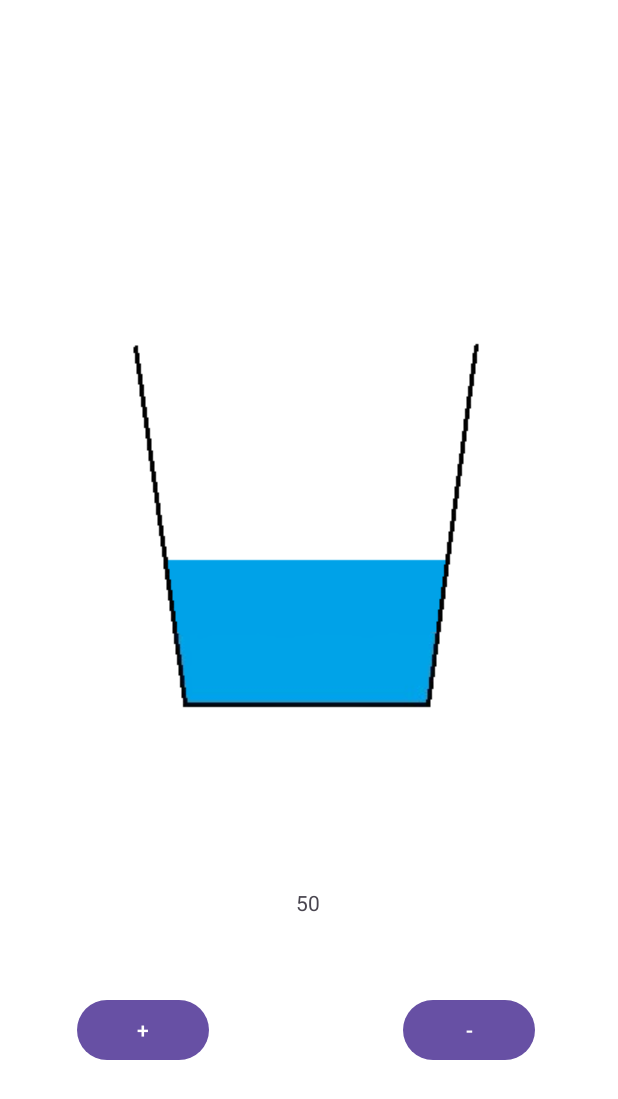
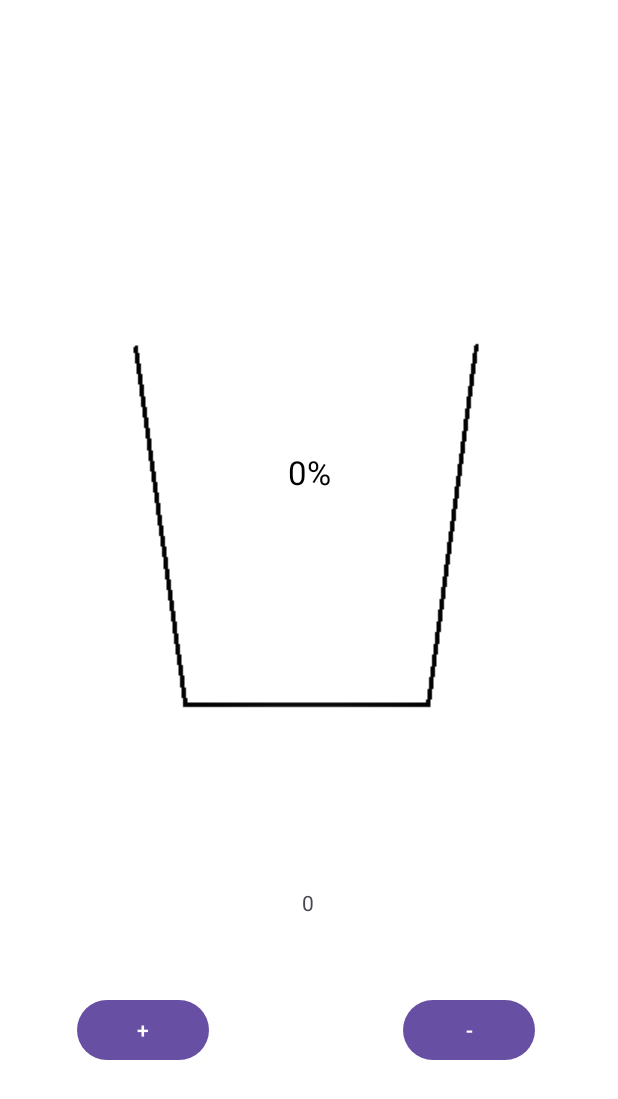
Before and after one commit to Ezuchu/DemoTanque, an Android app: the screen it shows after launch (MainActivity), on a phone screen of 412 x 824 dp. Shown: the top 1099 px of the screen. Run offline under Robolectric (Android 15) with nearby library versions, the phone set to English and light mode, and no system bars.

Commit message:
Funcionalidad de subida y bajada de nivel

```diff
--- a/app/src/main/java/com/example/demotanque/MainActivity.kt
+++ b/app/src/main/java/com/example/demotanque/MainActivity.kt
@@ -11,12 +11,16 @@ import androidx.core.view.WindowInsetsCompat
 
 class MainActivity : AppCompatActivity() {
 
-    private var litrosAct : Int = 50
+    private var litrosAct : Int = 0
+    private var max : Int = 100
+    private var por : Int = 0
 
     private lateinit var obtn1 : Button
     private lateinit var obtn2 : Button
     private lateinit var olts : TextView
+    private lateinit var opor : TextView
     private lateinit var tanque : ImageView
+
 
     override fun onCreate(savedInstanceState: Bundle?) {
         super.onCreate(savedInstanceState)
@@ -48,30 +52,78 @@ class MainActivity : AppCompatActivity() {
         obtn1 = findViewById<Button>(R.id.btn1)
         obtn2 = findViewById<Button>(R.id.btn2)
         olts = findViewById<TextView>(R.id.lts)
+        opor = findViewById<TextView>(R.id.porc)
         tanque = findViewById<ImageView>(R.id.tank)
     }
 
     private fun initListeners() {
         obtn1.setOnClickListener {
-            litrosAct += 1
-            tanque.setImageResource(R.drawable.tanquedemo6)
-            setLts()
+            if(litrosAct < max)
+            {
+                litrosAct += 1
+                setLts()
+            }
+
         }
         obtn2.setOnClickListener {
-            litrosAct -= 1
-            setLts()
+            if(litrosAct > 0)
+            {
+                litrosAct -= 1
+                setLts()
+            }
+
+        }
+    }
+
+    private fun setimg()
+    {
+        if(por < 10)
+        {
+            tanque.setImageResource(R.drawable.tanquedemo1)
+        }else if(por < 20)
+        {
+            tanque.setImageResource(R.drawable.tanquedemo2)
+        }else if(por < 30)
+        {
+            tanque.setImageResource(R.drawable.tanquedemo3)
+        }else if(por < 40)
+        {
+            tanque.setImageResource(R.drawable.tanquedemo4)
+        }else if(por < 50)
+        {
+            tanque.setImageResource(R.drawable.tanquedemo5)
+        }else if(por < 60)
+        {
+            tanque.setImageResource(R.drawable.tanquedemo6)
+        }else if(por < 70)
+        {
+            tanque.setImageResource(R.drawable.tanquedemo7)
+        }else if(por < 80)
+        {
+            tanque.setImageResource(R.drawable.tanquedemo8)
+        }else if(por < 90)
+        {
+            tanque.setImageResource(R.drawable.tanquedemo9)
+        }else if(por < 100)
+        {
+            tanque.setImageResource(R.drawable.tanquedemo10)
+        }else
+        {
+            tanque.setImageResource(R.drawable.tanquedemo11)
         }
     }
 
     private fun setLts()
     {
+        por = (max*litrosAct/100)
+        opor.text = "$por%"
         olts.text = litrosAct.toString()
+        setimg()
     }
 
     private fun initUI()
     {
         setLts()
-        tanque.setImageResource(R.drawable.tanquedemo5)
     }
 
 
--- a/app/src/main/res/layout/activity_main.xml
+++ b/app/src/main/res/layout/activity_main.xml
@@ -55,4 +55,18 @@
         app:layout_constraintStart_toStartOf="parent"
         app:layout_constraintTop_toTopOf="parent" />
 
+    <TextView
+        android:id="@+id/porc"
+        android:layout_width="wrap_content"
+        android:layout_height="wrap_content"
+        android:layout_marginStart="177dp"
+        android:layout_marginTop="300dp"
+        android:layout_marginEnd="177dp"
+
+        android:textAppearance="@style/TextAppearance.AppCompat.Large"
+        android:textColor="#000000"
+        app:layout_constraintEnd_toEndOf="parent"
+        app:layout_constraintStart_toStartOf="parent"
+        app:layout_constraintTop_toTopOf="parent" />
+
 </androidx.constraintlayout.widget.ConstraintLayout>
```
Also changed, not shown: app/src/main/res/drawable/tanquedemo10.png, app/src/main/res/drawable/tanquedemo11.png (added).
